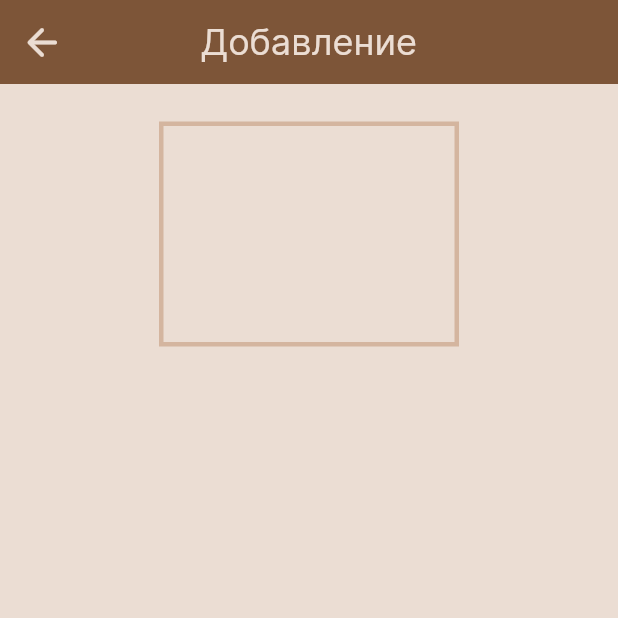
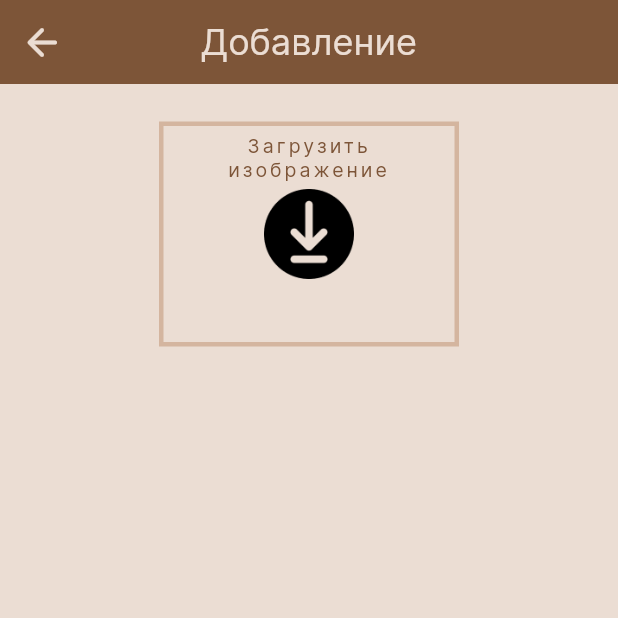
Before and after one commit to vcerm/Trot-nofelet, a Flutter app: the AddItem screen opened directly, on a phone screen of 412 x 824 dp, the top half of it. Run offline on Flutter 3.47's test engine with Material 2 defaults, Android fonts, the phone set to English and light mode, and no system bars.

Commit message:
addItemImage

```diff
--- a/lib/pages/add_page.dart
+++ b/lib/pages/add_page.dart
@@ -1,5 +1,5 @@
 import 'package:flutter/material.dart';
-import 'package:nofelet/widgets/Add_Item_Widget.dart';
+import 'package:nofelet/widgets/Add_Item_Image.dart';
 
 class AddItem extends StatelessWidget {
   const AddItem({Key? key}) : super(key: key);
--- /dev/null
+++ b/lib/widgets/Add_Item_Image.dart
@@ -0,0 +1,36 @@
+import 'package:flutter/material.dart';
+
+Widget addImage(){
+  return Container(
+    padding: const EdgeInsets.only(top: 5.0),
+    height: 150,
+    width: 200,
+    decoration: BoxDecoration(
+      border: Border.all(
+        color: const Color(0xffD4B59F),
+        width: 3.0,
+      ),
+    ),
+    child: Column(
+      children: [
+        const Text(
+          'Загрузить изображение',
+          style: TextStyle(
+            fontSize: 13,
+            fontWeight: FontWeight.w500,
+            color: Color(0xff7d5538),
+            letterSpacing: 2.0,
+          ),
+          textAlign: TextAlign.center,
+        ),
+        Padding(
+          padding: const EdgeInsets.all(5.0),
+          child: Image.asset(
+            'assets/images/download.png',
+            width: 60,
+          ),
+        ),
+      ],
+    ),
+  );
+}
--- a/lib/widgets/Add_Item_Widget.dart
+++ /dev/null
@@ -1,18 +0,0 @@
-import 'package:flutter/material.dart';
-
-Widget addImage(){
-  return Container(
-    padding: const EdgeInsets.only(top: 25.0),
-    height: 150,
-    width: 200,
-    decoration: BoxDecoration(
-      border: Border.all(
-        color: const Color(0xffD4B59F),
-        width: 3.0,
-      ),
-    ),
-    child: Column(
-      children: [],
-    ),
-  );
-}
```
Also changed, not shown: assets/images/download.png.
